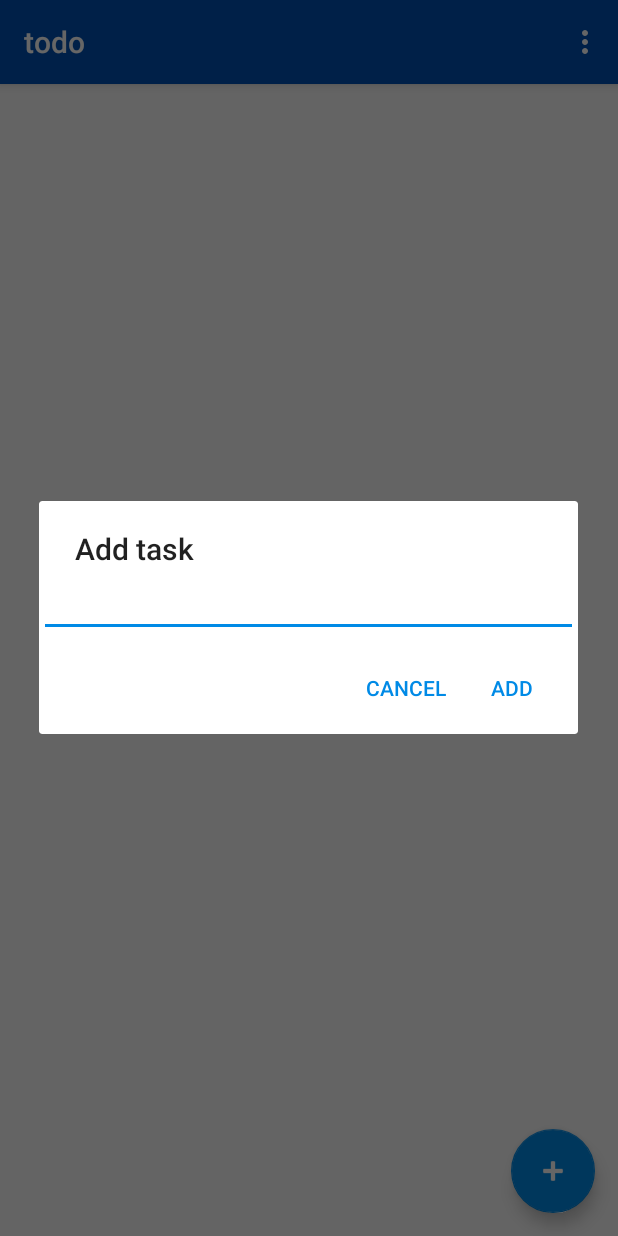
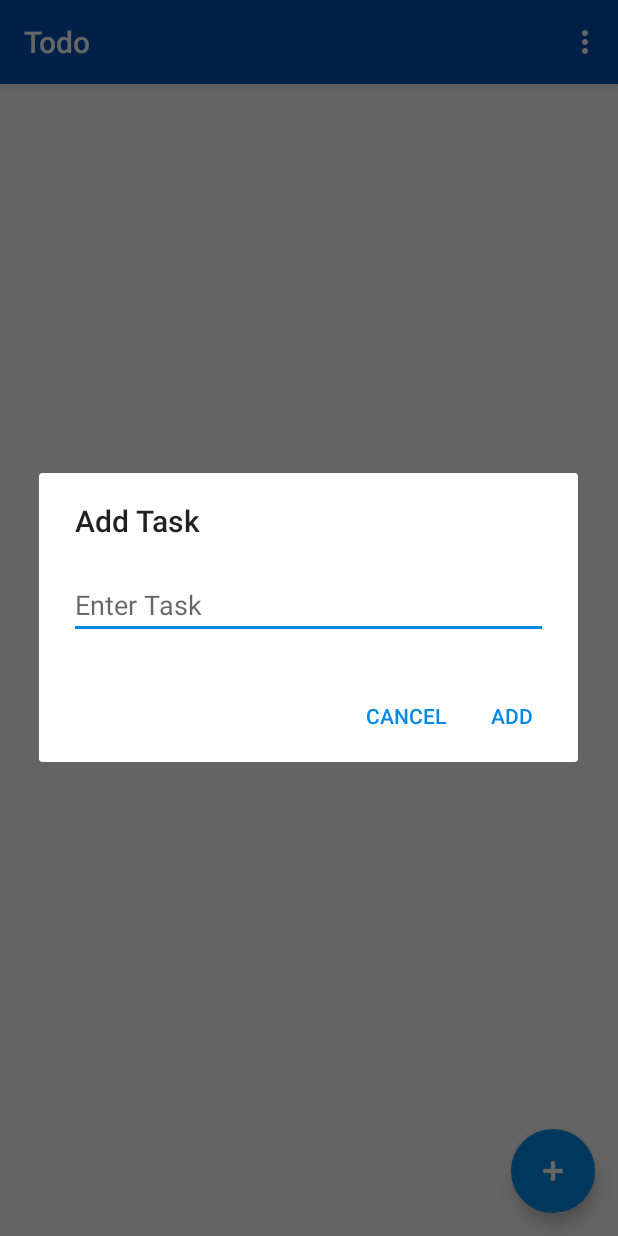
Before and after one commit to jacsmith21/todo, an Android app: the screen it shows after launch (MainActivity), after a tap on an icon or button, on a phone screen of 412 x 824 dp. Run offline under Robolectric (Android 15) with nearby library versions, the phone set to English and light mode, and no system bars.

Commit message:
undo added and fixed dialog

```diff
--- a/app/src/main/AndroidManifest.xml
+++ b/app/src/main/AndroidManifest.xml
@@ -12,7 +12,6 @@
         <activity android:name=".MainActivity">
             <intent-filter>
                 <action android:name="android.intent.action.MAIN" />
-
                 <category android:name="android.intent.category.LAUNCHER" />
             </intent-filter>
         </activity>
--- a/app/src/main/java/ca/jacobsm/todo/MainActivity.java
+++ b/app/src/main/java/ca/jacobsm/todo/MainActivity.java
@@ -1,16 +1,23 @@
 package ca.jacobsm.todo;
 
+import android.app.Dialog;
 import android.content.DialogInterface;
 import android.os.Bundle;
 import android.support.design.widget.FloatingActionButton;
 import android.support.v7.app.AlertDialog;
 import android.support.v7.app.AppCompatActivity;
+import android.support.v7.widget.DividerItemDecoration;
 import android.support.v7.widget.LinearLayoutManager;
 import android.support.v7.widget.RecyclerView;
+import android.support.v7.widget.helper.ItemTouchHelper;
 import android.util.Log;
+import android.view.LayoutInflater;
 import android.view.Menu;
 import android.view.View;
 import android.widget.EditText;
+import android.widget.Toast;
+
+import ca.jacobsm.todo.utilities.ItemTouchHelperCallback;
 
 public class MainActivity extends AppCompatActivity {
     private static final String TAG = "MainActivity";
@@ -23,10 +30,19 @@ public class MainActivity extends AppCompatActivity {
         setContentView(R.layout.activity_main);
 
         mTaskListView = (RecyclerView) findViewById(R.id.list);
+
         LinearLayoutManager mListLayoutManager = new LinearLayoutManager(getApplicationContext());
         mTaskListView.setLayoutManager(mListLayoutManager);
+
         mAdapter = new ListAdapter(getApplicationContext());
         mTaskListView.setAdapter(mAdapter);
+
+        ItemTouchHelper.Callback callback = new ItemTouchHelperCallback(mTaskListView, mAdapter);
+        ItemTouchHelper touchHelper = new ItemTouchHelper(callback);
+        touchHelper.attachToRecyclerView(mTaskListView);
+
+        DividerItemDecoration dividerItemDecoration = new DividerItemDecoration(getApplicationContext(), mListLayoutManager.getOrientation());
+        mTaskListView.addItemDecoration(dividerItemDecoration);
 
         FloatingActionButton addTaskButton = (FloatingActionButton)  findViewById(R.id.action_add_task);
         addTaskButton.setOnClickListener(new View.OnClickListener() {
@@ -48,22 +64,32 @@ public class MainActivity extends AppCompatActivity {
             });
     }
 
+    @Override
+    protected void onPause() {
+        mAdapter.updateDatabase();
+        super.onPause();
+    }
+
     public void addTask(){
-        final EditText taskEditText = new EditText(this);
-        AlertDialog.Builder alertDialogBuilder = new AlertDialog.Builder(this)
-                .setTitle("Add task")
-                .setView(taskEditText)
-                .setPositiveButton("Add", new DialogInterface.OnClickListener(){
-                    @Override
-                    public void onClick(DialogInterface dialog, int which){
-                        String task = String.valueOf(taskEditText.getText());
-                        mAdapter.add(task);
-                        Log.d(TAG, "Adding task_row to db: " + task);
-                    }
-                })
-                .setNegativeButton("Cancel", null);
-        AlertDialog dialog = alertDialogBuilder.show();
-        dialog.show();
+        AlertDialog.Builder alertDialogBuilder = new AlertDialog.Builder(this);
+        alertDialogBuilder.setTitle("Add Task");
+        alertDialogBuilder.setPositiveButton("Add", new DialogInterface.OnClickListener(){
+            @Override
+            public void onClick(DialogInterface dialog, int which){
+                Dialog d = (Dialog)dialog;
+                EditText taskEditText = (EditText) d.findViewById(R.id.task_edit);
+                String task = String.valueOf(taskEditText.getText());
+                mAdapter.add(task);
+                Toast.makeText(MainActivity.this, "Task Added",Toast.LENGTH_SHORT).show();
+                dialog.dismiss();
+            }
+        });
+        alertDialogBuilder.setNegativeButton("Cancel", null);
+
+        LayoutInflater inflater = getLayoutInflater();
+        View dialogLayout = inflater.inflate(R.layout.task_dialog, null);
+        alertDialogBuilder.setView(dialogLayout);
+        alertDialogBuilder.show();
     }
 
     @Override
--- /dev/null
+++ b/app/src/main/java/ca/jacobsm/todo/utilities/ItemTouchHelperAdapter.java
@@ -0,0 +1,16 @@
+package ca.jacobsm.todo.utilities;
+
+import android.support.v7.widget.RecyclerView;
+import android.view.View;
+
+/**
+ * Created by SDS on 4/17/2017.
+ */
+
+public interface ItemTouchHelperAdapter {
+    //Called when an item has been dragged far enough to switch positions
+    void onItemMove(int fromPosition, int toPosition);
+
+    //Called when an item has been dismissed by a swipe
+    void onItemDismissed(RecyclerView recyclerView, RecyclerView.ViewHolder viewHolder);
+}
--- /dev/null
+++ b/app/src/main/java/ca/jacobsm/todo/utilities/ItemTouchHelperViewHolder.java
@@ -0,0 +1,13 @@
+package ca.jacobsm.todo.utilities;
+
+/**
+ * Created by SDS on 4/17/2017.
+ */
+
+public interface ItemTouchHelperViewHolder {
+    //Called when moved or swiped, should indicate it is active
+    void onItemSelected();
+
+    //Called when the move or swipe is done, should return to it's normal state
+    void onItemClear();
+}
--- a/app/src/main/res/layout/activity_main.xml
+++ b/app/src/main/res/layout/activity_main.xml
@@ -1,5 +1,5 @@
 <?xml version="1.0" encoding="utf-8"?>
-<RelativeLayout
+<android.support.design.widget.CoordinatorLayout
     xmlns:android="http://schemas.android.com/apk/res/android"
     xmlns:app="http://schemas.android.com/apk/res-auto"
     xmlns:tools="http://schemas.android.com/tools"
@@ -19,13 +19,11 @@
         android:id="@+id/action_add_task"
         android:layout_width="wrap_content"
         android:layout_height="wrap_content"
-        android:layout_alignParentBottom="true"
-        android:layout_alignParentRight="true"
-        android:layout_alignParentEnd="true"
+        android:layout_gravity="bottom|right"
         android:clickable="true"
         android:src="@android:drawable/ic_input_add"
         android:layout_margin="15dp"
         android:tint="@android:color/white"
         app:fabSize="normal" />
 
-</RelativeLayout>
+</android.support.design.widget.CoordinatorLayout>
--- /dev/null
+++ b/app/src/main/res/layout/task_dialog.xml
@@ -0,0 +1,14 @@
+<?xml version="1.0" encoding="utf-8"?>
+<LinearLayout
+    xmlns:android="http://schemas.android.com/apk/res/android"
+    android:orientation="vertical" android:layout_width="match_parent"
+    android:layout_height="match_parent">
+
+    <EditText
+        android:layout_width="match_parent"
+        android:layout_height="wrap_content"
+        android:id="@+id/task_edit"
+        android:hint="Enter Task"
+        android:layout_margin="20dp" />
+
+</LinearLayout>
--- a/app/src/main/res/menu/main_menu.xml
+++ b/app/src/main/res/menu/main_menu.xml
@@ -4,7 +4,7 @@
 
     <item
         android:id="@+id/action_settings"
-        android:title="setttings"
+        android:title="Settings"
         app:showAsAction="never" />
 
 </menu>
--- a/app/src/main/res/values/strings.xml
+++ b/app/src/main/res/values/strings.xml
@@ -1,3 +1,3 @@
 <resources>
-    <string name="app_name">todo</string>
+    <string name="app_name">Todo</string>
 </resources>
```
Also changed, not shown: app/src/main/java/ca/jacobsm/todo/ListAdapter.java (+68 -22 lines), app/src/main/java/ca/jacobsm/todo/utilities/ItemTouchHelperCallback.java (added, +79 -0 lines), app/src/main/res/layout/task_row.xml (+2 -9 lines).
